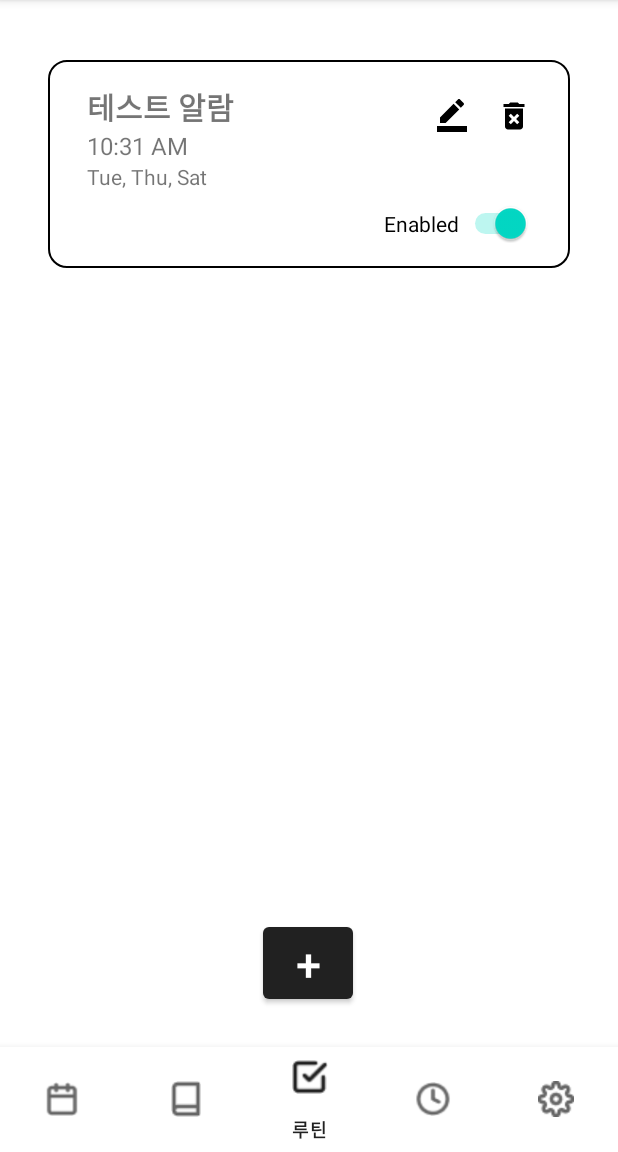
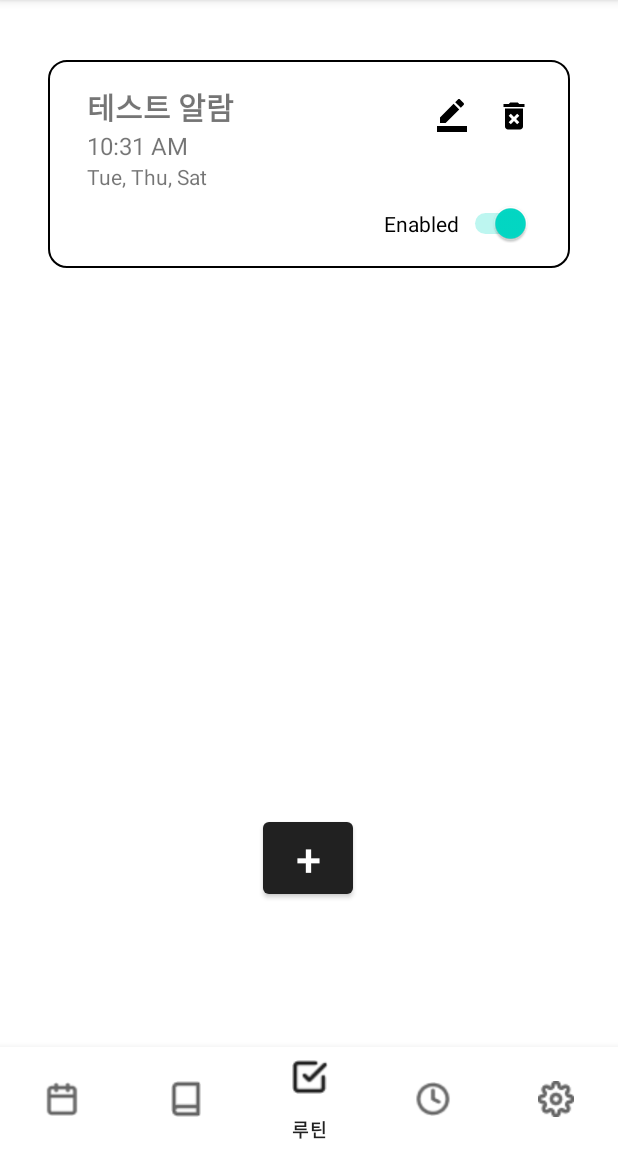
Before and after one commit to yunziee/Chectime, an Android app: the screen it shows after launch (MainActivity), item 3 of the bottom bar chosen, on a phone screen of 412 x 824 dp, the part 84-1236 px from its top. Run offline under Robolectric (Android 15) with nearby library versions, the phone set to English and light mode, and no system bars.

Commit message:
레이아웃 수정

```diff
--- a/app/src/main/res/layout/activity_main.xml
+++ b/app/src/main/res/layout/activity_main.xml
@@ -1,23 +1,17 @@
 <androidx.constraintlayout.widget.ConstraintLayout
     xmlns:android="http://schemas.android.com/apk/res/android"
     xmlns:app="http://schemas.android.com/apk/res-auto"
-    xmlns:tools="http://schemas.android.com/tools"
     android:layout_width="match_parent"
     android:layout_height="match_parent">
 
-    <!-- Main content layout (fragment container) -->
-
-    <!-- Bottom Navigation -->
     <FrameLayout
         android:id="@+id/fragment_container"
         android:layout_width="match_parent"
-        android:layout_height="match_parent"
-        app:layout_constraintBottom_toBottomOf="parent"
-        app:layout_constraintEnd_toEndOf="parent"
+        android:layout_height="0dp"
+        app:layout_constraintBottom_toTopOf="@+id/bottom_navigation"
+        app:layout_constraintTop_toTopOf="parent"
         app:layout_constraintStart_toStartOf="parent"
-        app:layout_constraintTop_toTopOf="parent" >
-
-    </FrameLayout>
+        app:layout_constraintEnd_toEndOf="parent" />
 
     <com.google.android.material.bottomnavigation.BottomNavigationView
         android:id="@+id/bottom_navigation"
```
